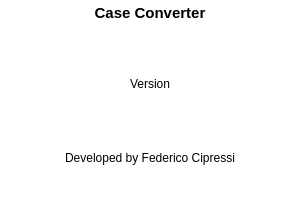
Before: the Qt Designer form src/about.ui in CiproGit/case_converter, drawn with Qt 5.
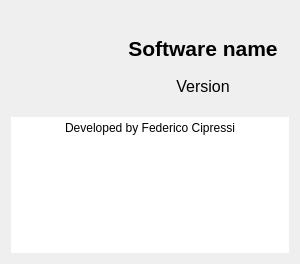
After: the same form once the commit is applied. Icons and pictures are not drawn.

```diff
--- a/src/about.ui
+++ b/src/about.ui
@@ -7,7 +7,7 @@
     <x>0</x>
     <y>0</y>
     <width>300</width>
-    <height>220</height>
+    <height>264</height>
    </rect>
   </property>
   <property name="font">
@@ -23,83 +23,91 @@
    <iconset resource="../res/resources.qrc">
     <normaloff>:/case_converter_icon.png</normaloff>:/case_converter_icon.png</iconset>
   </property>
+  <layout class="QVBoxLayout" name="verticalLayout_2">
+   <item>
+    <layout class="QHBoxLayout" name="horizontalLayout">
+     <item>
+      <widget class="QLabel" name="icon_label">
+       <property name="minimumSize">
+        <size>
+         <width>100</width>
+         <height>100</height>
+        </size>
+       </property>
+       <property name="maximumSize">
+        <size>
+         <width>100</width>
+         <height>100</height>
+        </size>
+       </property>
+       <property name="frameShape">
+        <enum>QFrame::NoFrame</enum>
+       </property>
+       <property name="frameShadow">
+        <enum>QFrame::Plain</enum>
+       </property>
+       <property name="text">
+        <string/>
+       </property>
+       <property name="pixmap">
+        <pixmap resource="../res/resources.qrc">:/case_converter_icon.png</pixmap>
+       </property>
+       <property name="scaledContents">
+        <bool>true</bool>
+       </property>
+      </widget>
+     </item>
+     <item>
   <layout class="QVBoxLayout" name="verticalLayout">
    <property name="spacing">
     <number>0</number>
    </property>
-   <property name="leftMargin">
-    <number>0</number>
-   </property>
-   <property name="topMargin">
-    <number>0</number>
-   </property>
-   <property name="rightMargin">
-    <number>0</number>
-   </property>
-   <property name="bottomMargin">
-    <number>0</number>
-   </property>
    <item>
-    <widget class="QTextBrowser" name="name_textBrowser">
+        <widget class="QLabel" name="name_label">
      <property name="font">
       <font>
        <family>Arial</family>
-       <pointsize>9</pointsize>
-      </font>
-     </property>
-     <property name="frameShape">
-      <enum>QFrame::NoFrame</enum>
-     </property>
-     <property name="frameShadow">
-      <enum>QFrame::Plain</enum>
-     </property>
-     <property name="html">
-      <string>&lt;!DOCTYPE HTML PUBLIC &quot;-//W3C//DTD HTML 4.0//EN&quot; &quot;http://www.w3.org/TR/REC-html40/strict.dtd&quot;&gt;
-&lt;html&gt;&lt;head&gt;&lt;meta name=&quot;qrichtext&quot; content=&quot;1&quot; /&gt;&lt;meta charset=&quot;utf-8&quot; /&gt;&lt;style type=&quot;text/css&quot;&gt;
-p, li { white-space: pre-wrap; }
-hr { height: 1px; border-width: 0; }
-li.unchecked::marker { content: &quot;\2610&quot;; }
-li.checked::marker { content: &quot;\2612&quot;; }
-&lt;/style&gt;&lt;/head&gt;&lt;body style=&quot; font-family:'Arial'; font-size:9pt; font-weight:400; font-style:normal;&quot;&gt;
-&lt;p align=&quot;center&quot; style=&quot; margin-top:0px; margin-bottom:0px; margin-left:0px; margin-right:0px; -qt-block-indent:0; text-indent:0px;&quot;&gt;&lt;span style=&quot; font-size:11pt; font-weight:700;&quot;&gt;Case Converter&lt;/span&gt;&lt;/p&gt;&lt;/body&gt;&lt;/html&gt;</string>
-     </property>
-    </widget>
-   </item>
-   <item>
-    <widget class="QTextBrowser" name="version_textBrowser">
-     <property name="font">
-      <font>
-       <family>Arial</family>
-       <pointsize>9</pointsize>
-      </font>
-     </property>
-     <property name="autoFillBackground">
+           <pointsize>16</pointsize>
+           <bold>true</bold>
+          </font>
+         </property>
+         <property name="text">
+          <string>Software name</string>
+         </property>
+         <property name="scaledContents">
       <bool>false</bool>
      </property>
-     <property name="frameShape">
-      <enum>QFrame::NoFrame</enum>
-     </property>
-     <property name="frameShadow">
-      <enum>QFrame::Plain</enum>
-     </property>
-     <property name="html">
-      <string>&lt;!DOCTYPE HTML PUBLIC &quot;-//W3C//DTD HTML 4.0//EN&quot; &quot;http://www.w3.org/TR/REC-html40/strict.dtd&quot;&gt;
-&lt;html&gt;&lt;head&gt;&lt;meta name=&quot;qrichtext&quot; content=&quot;1&quot; /&gt;&lt;meta charset=&quot;utf-8&quot; /&gt;&lt;style type=&quot;text/css&quot;&gt;
-p, li { white-space: pre-wrap; }
-hr { height: 1px; border-width: 0; }
-li.unchecked::marker { content: &quot;\2610&quot;; }
-li.checked::marker { content: &quot;\2612&quot;; }
-&lt;/style&gt;&lt;/head&gt;&lt;body style=&quot; font-family:'Arial'; font-size:9pt; font-weight:400; font-style:normal;&quot;&gt;
-&lt;p align=&quot;center&quot; style=&quot; margin-top:0px; margin-bottom:0px; margin-left:0px; margin-right:0px; -qt-block-indent:0; text-indent:0px;&quot;&gt;Version&lt;/p&gt;&lt;/body&gt;&lt;/html&gt;</string>
-     </property>
-    </widget>
+         <property name="alignment">
+          <set>Qt::AlignBottom|Qt::AlignHCenter</set>
+         </property>
+        </widget>
+       </item>
+       <item>
+        <widget class="QLabel" name="version_label">
+         <property name="font">
+          <font>
+           <family>Arial</family>
+           <pointsize>12</pointsize>
+          </font>
+         </property>
+         <property name="text">
+          <string>Version</string>
+         </property>
+         <property name="alignment">
+          <set>Qt::AlignCenter</set>
+         </property>
+        </widget>
+       </item>
+      </layout>
+     </item>
+    </layout>
    </item>
    <item>
     <widget class="QTextBrowser" name="developer_textBrowser">
      <property name="font">
       <font>
        <family>Arial</family>
-       <pointsize>9</pointsize>
+       <pointsize>10</pointsize>
       </font>
      </property>
      <property name="frameShape">
@@ -115,8 +123,8 @@
 hr { height: 1px; border-width: 0; }
 li.unchecked::marker { content: &quot;\2610&quot;; }
 li.checked::marker { content: &quot;\2612&quot;; }
-&lt;/style&gt;&lt;/head&gt;&lt;body style=&quot; font-family:'Arial'; font-size:9pt; font-weight:400; font-style:normal;&quot;&gt;
-&lt;p align=&quot;center&quot; style=&quot; margin-top:0px; margin-bottom:0px; margin-left:0px; margin-right:0px; -qt-block-indent:0; text-indent:0px;&quot;&gt;Developed by Federico Cipressi&lt;/p&gt;&lt;/body&gt;&lt;/html&gt;</string>
+&lt;/style&gt;&lt;/head&gt;&lt;body style=&quot; font-family:'Arial'; font-size:10pt; font-weight:400; font-style:normal;&quot;&gt;
+&lt;p align=&quot;center&quot; style=&quot; margin-top:0px; margin-bottom:0px; margin-left:0px; margin-right:0px; -qt-block-indent:0; text-indent:0px;&quot;&gt;&lt;span style=&quot; font-size:9pt;&quot;&gt;Developed by Federico Cipressi&lt;/span&gt;&lt;/p&gt;&lt;/body&gt;&lt;/html&gt;</string>
      </property>
     </widget>
    </item>
```
Lines whose indentation alone changed are shown as unchanged.
